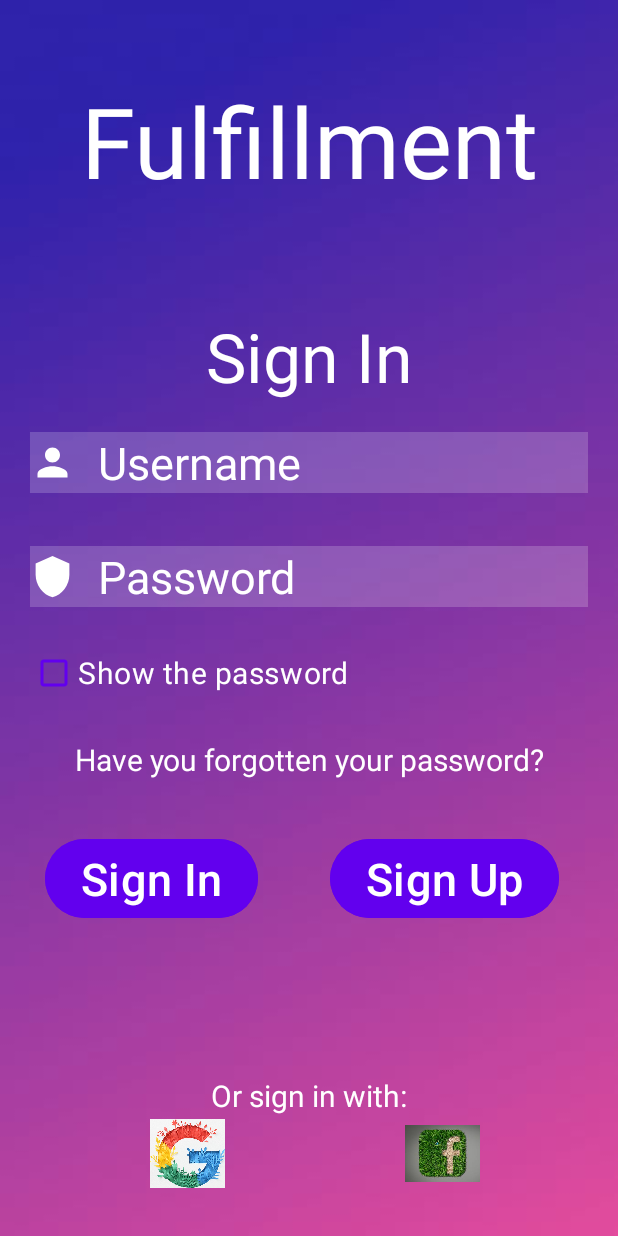
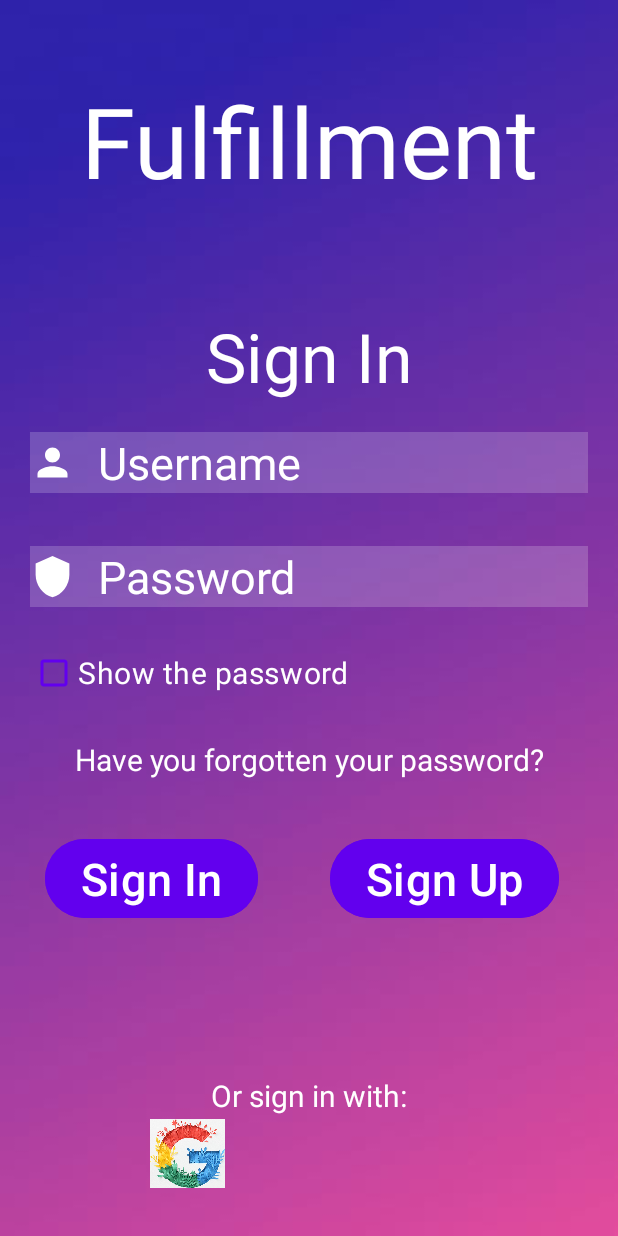
Before and after one commit to 75353105/Fullfilment, an Android app: the screen it shows after launch (SignInActivity), on a phone screen of 412 x 824 dp. Run offline under Robolectric (Android 15) with nearby library versions, the light colour scheme and no system bars.

Commit message:
Design pagina sanatate mintala final

```diff
--- a/app/src/main/AndroidManifest.xml
+++ b/app/src/main/AndroidManifest.xml
@@ -14,6 +14,12 @@
         android:supportsRtl="true"
         android:theme="@style/Theme.Fullfilment_v3"
         tools:targetApi="31">
+        <activity
+            android:name=".appactivities.mentalhealthinfo.StretchingExercisesActivity"
+            android:exported="false" />
+        <activity
+            android:name=".appactivities.mentalhealthinfo.MeditationsActivity"
+            android:exported="false" />
         <activity
             android:name=".appactivities.mentalhealthinfo.PTSDInfoActivity"
             android:exported="false" />
--- a/app/src/main/res/layout/activity_sign_in.xml
+++ b/app/src/main/res/layout/activity_sign_in.xml
@@ -127,20 +127,12 @@
         android:layout_alignParentBottom = "true">
 
         <ImageView
-            android:id = "@+id/imageGoogle"
-            android:layout_width = "50dp"
-            android:layout_height = "50dp"
-            android:src = "@drawable/logo_google"
-            android:layout_marginLeft = "100dp"
-            android:layout_marginBottom = "30dp"/>
-
-        <ImageView
-            android:id = "@+id/imageFacebook"
-            android:layout_width = "50dp"
-            android:layout_height = "50dp"
-            android:src = "@drawable/logo_facebook"
-            android:layout_marginLeft = "120dp"
-            android:layout_marginBottom = "30dp"/>
+            android:id="@+id/imageGoogle"
+            android:layout_width="50dp"
+            android:layout_height="50dp"
+            android:layout_marginLeft="100dp"
+            android:layout_marginBottom="30dp"
+            android:src="@drawable/logo_google" />
 
     </LinearLayout>
 
```
Also changed, not shown: app/src/main/java/com/example/fullfilment_v3/appactivities/HomeDashboardActivity.java (+6 -3 lines), app/src/main/java/com/example/fullfilment_v3/appactivities/WelcomePageActivity.java (+22 -2 lines), app/src/main/java/com/example/fullfilment_v3/appactivities/mentalhealthinfo/MeditationsActivity.java (added, +16 -0 lines), app/src/main/java/com/example/fullfilment_v3/appactivities/mentalhealthinfo/StretchingExercisesActivity.java (added, +16 -0 lines), app/src/main/res/layout/activity_meditations.xml (added, +9 -0 lines), app/src/main/res/layout/activity_ptsdinfo.xml (+31 -6 lines), app/src/main/res/layout/activity_stretching_exercises.xml (added, +9 -0 lines).
